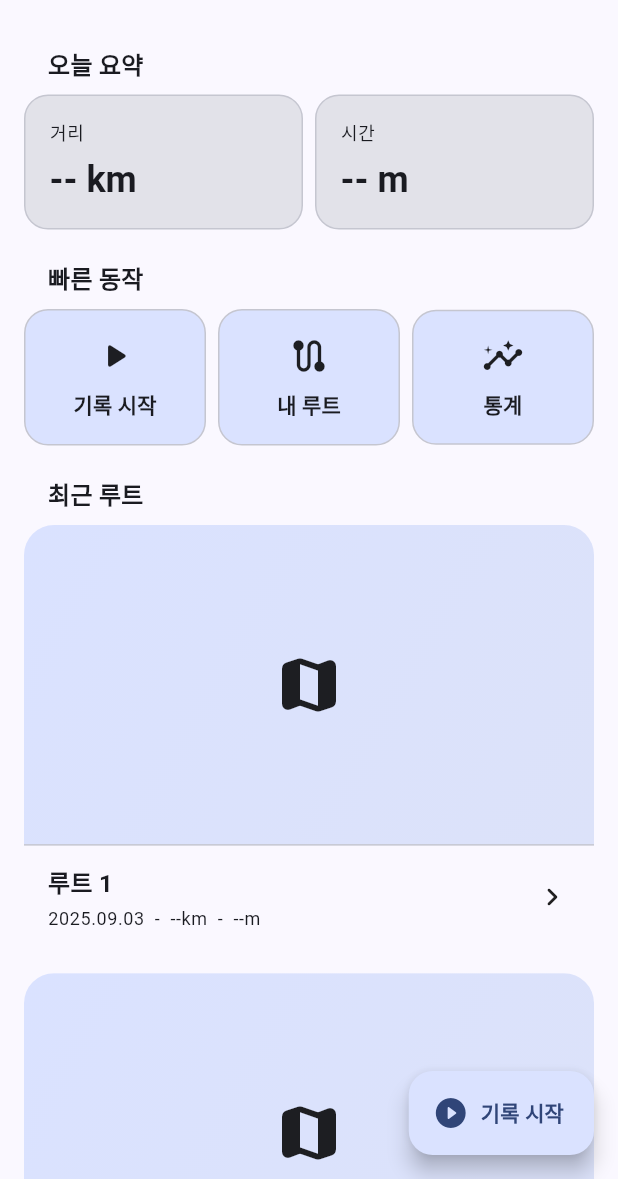
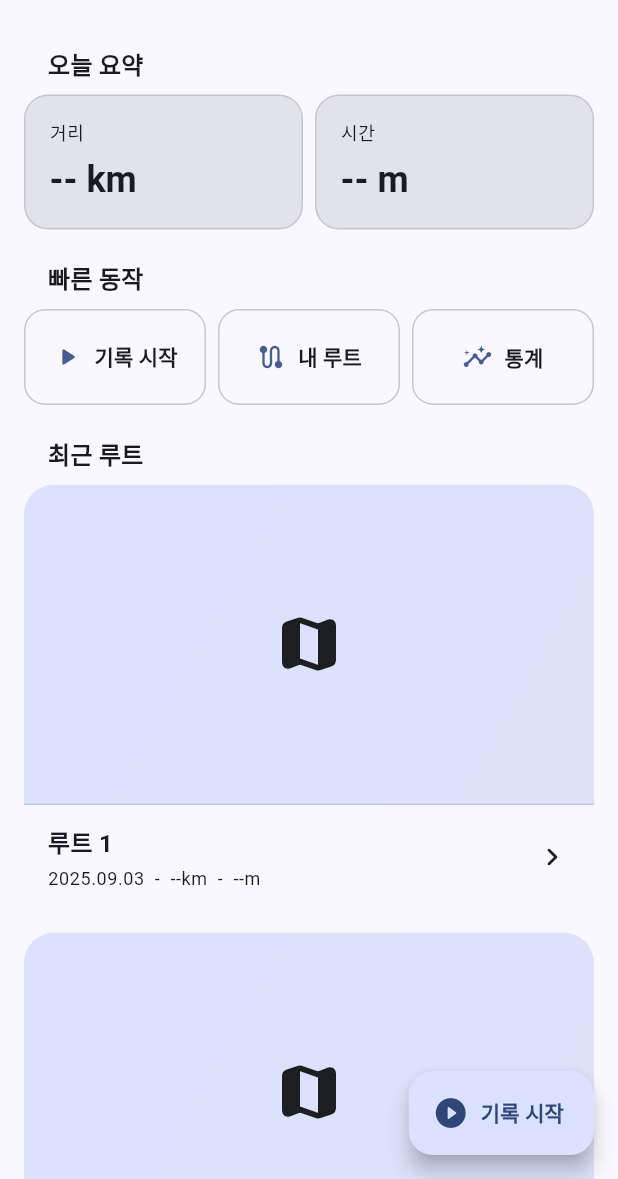
Before and after one commit to Leedoseo/RouteLog_project, a Flutter app: the screen it shows after launch, on a phone screen of 412 x 824 dp, the part 57-1236 px from its top. Run offline on Flutter 3.47's test engine with Material 3 defaults, Android fonts, the phone set to English and light mode, and no system bars.

Commit message:
quick_action_button.dart 수정

```diff
--- a/lib/features/home/widgets/quick_action_button.dart
+++ b/lib/features/home/widgets/quick_action_button.dart
@@ -1,36 +1,42 @@
 import 'package:flutter/material.dart';
 
-// 기록 시작 / 내 루트 / 통계 3열 버튼
 class QuickActionButton extends StatelessWidget {
+  const QuickActionButton({
+    super.key,
+    required this.icon,
+    required this.label,
+    required this.onTap
+  });
+
+  final IconData icon;
   final String label;
-  final IconData icon;
   final VoidCallback onTap;
-  const QuickActionButton({
-    required this.label,
-    required this.icon,
-    required this.onTap,
-  });
 
   @override
   Widget build(BuildContext context) {
     final cs = Theme.of(context).colorScheme;
-    return InkWell(
-      onTap: onTap,
-      borderRadius: BorderRadius.circular(16),
-      child: Ink(
-        padding: const EdgeInsets.symmetric(vertical: 16),
-        decoration: BoxDecoration(
-          color: cs.primaryContainer,
-          borderRadius: BorderRadius.circular(16),
-          border: Border.all(color: cs.outlineVariant),
-        ),
-        child: Column(
-          mainAxisSize: MainAxisSize.min,
-          children: [
-            Icon(icon, size: 28),
-            const SizedBox(height: 8),
-            Text(label, style: Theme.of(context).textTheme.labelLarge),
-          ],
+    final t = Theme.of(context).textTheme;
+    final r = BorderRadius.circular(14);
+
+    return Material(
+      color: cs.surface,
+      shape: RoundedRectangleBorder(side: BorderSide(color: cs.outlineVariant), borderRadius: r),
+      child: InkWell(
+        borderRadius: r,
+        onTap: onTap,
+        child: Padding(
+          padding: const EdgeInsets.symmetric(horizontal: 12, vertical: 10),
+          child: Row(
+            mainAxisAlignment: MainAxisAlignment.center,
+            children: [
+              Icon(icon, size: 20, color: cs.primary),
+              const SizedBox(width: 8),
+              ConstrainedBox(
+                constraints: const BoxConstraints(minHeight: 44),
+                child: Center(child: Text(label, style: t.labelLarge?.copyWith(fontWeight: FontWeight.w700))),
+              ),
+            ],
+          ),
         ),
       ),
     );
```
